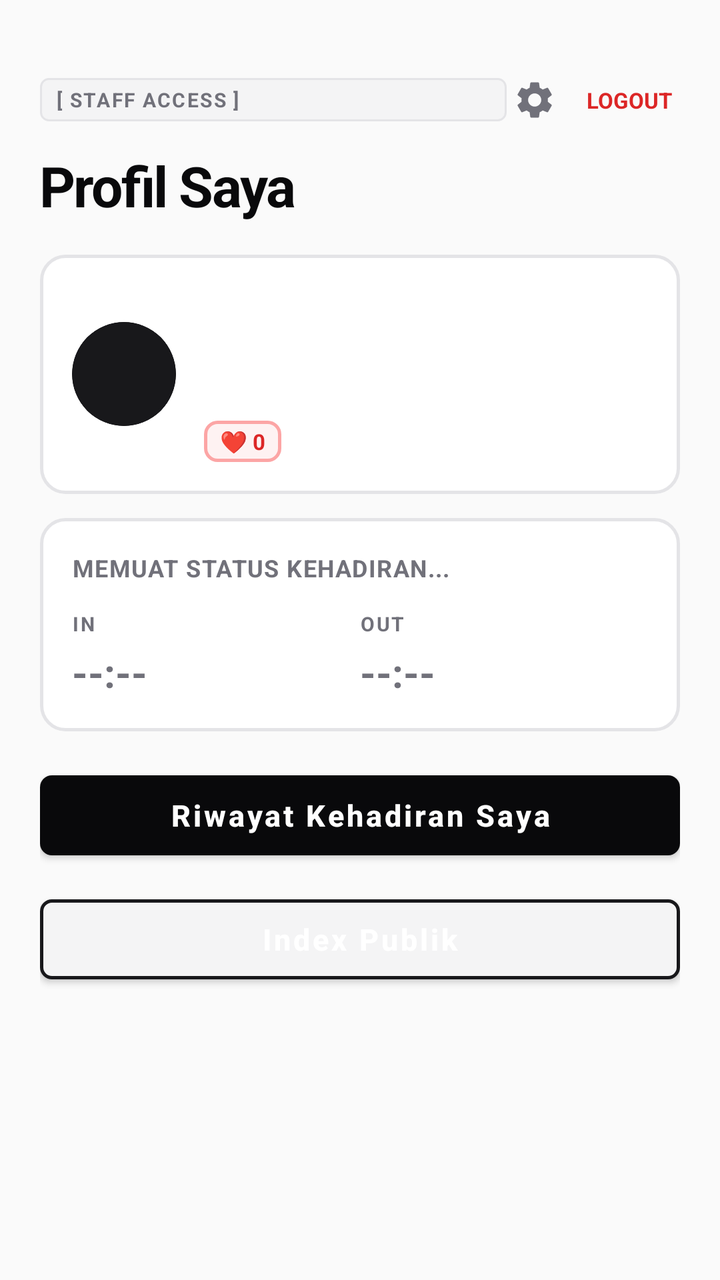
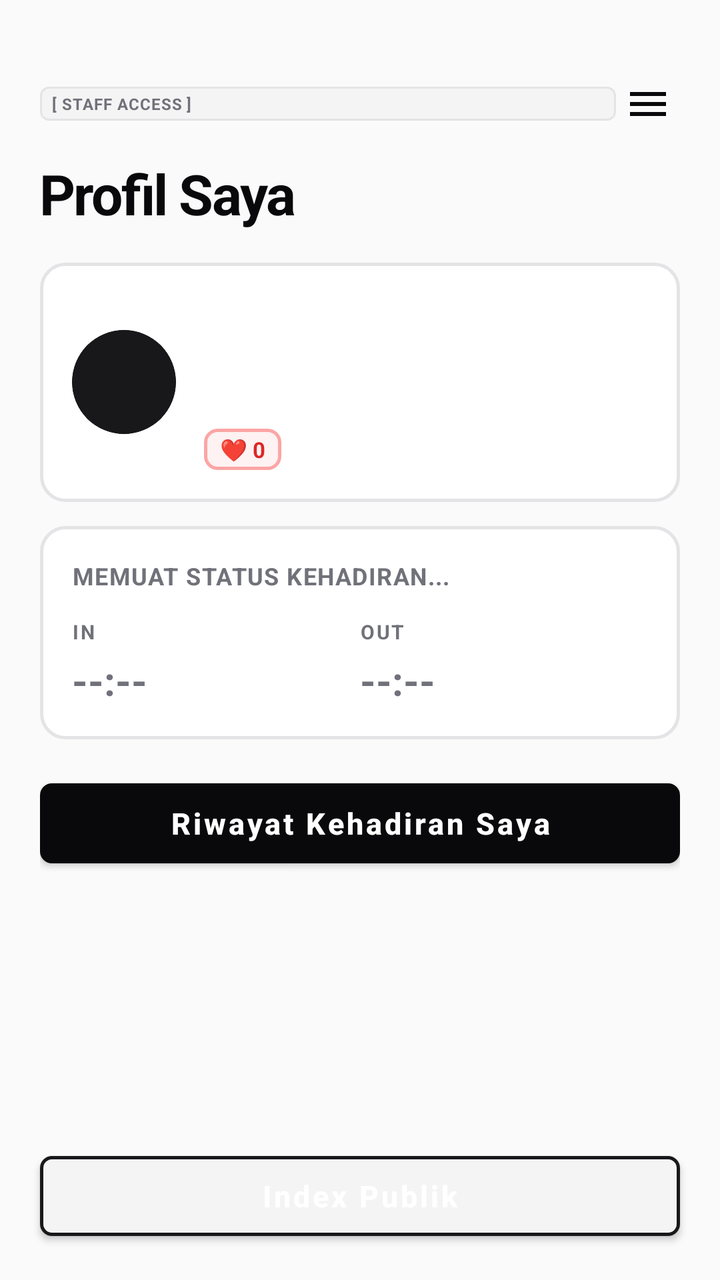

Screens rendered from an Android XML layout before and after an edit, with the pre-edit source and the edit as a unified diff.
<!-- AndroidManifest.xml: application theme Theme.Absensi -->
<!-- res/layout/activity_employee.xml -->
<?xml version="1.0" encoding="utf-8"?>
<androidx.constraintlayout.widget.ConstraintLayout xmlns:android="http://schemas.android.com/apk/res/android"
    xmlns:app="http://schemas.android.com/apk/res-auto"
    android:layout_width="match_parent"
    android:layout_height="match_parent"
    android:background="@color/bg_primary">

    <ScrollView
        android:layout_width="0dp"
        android:layout_height="0dp"
        app:layout_constraintBottom_toBottomOf="parent"
        app:layout_constraintEnd_toEndOf="parent"
        app:layout_constraintStart_toStartOf="parent"
        app:layout_constraintTop_toTopOf="parent">

        <LinearLayout
            android:layout_width="match_parent"
            android:layout_height="wrap_content"
            android:orientation="vertical"
            android:paddingStart="20dp"
            android:paddingTop="36dp"
            android:paddingEnd="20dp">

            <LinearLayout
                android:layout_width="match_parent"
                android:layout_height="wrap_content"
                android:gravity="center_vertical"
                android:orientation="horizontal">

                <TextView
                    android:layout_width="0dp"
                    android:layout_height="wrap_content"
                    android:layout_weight="1"
                    android:background="@drawable/bg_tag_pill"
                    android:letterSpacing="0.08"
                    android:paddingStart="8dp"
                    android:paddingTop="4dp"
                    android:paddingEnd="8dp"
                    android:paddingBottom="4dp"
                    android:text="[ STAFF ACCESS ]"
                    android:textColor="@color/text_secondary"
                    android:textSize="10sp"
                    android:textStyle="bold" />

                <ImageView
                    android:id="@+id/ivSettings"
                    android:layout_width="28dp"
                    android:layout_height="28dp"
                    android:layout_marginEnd="8dp"
                    android:clickable="true"
                    android:contentDescription="Pengaturan Profil"
                    android:foreground="?attr/selectableItemBackgroundBorderless"
                    android:padding="3dp"
                    android:src="@drawable/ic_settings"
                    android:tint="@color/text_secondary" />

                <TextView
                    android:id="@+id/tvLogout"
                    android:layout_width="wrap_content"
                    android:layout_height="wrap_content"
                    android:padding="4dp"
                    android:text="LOGOUT"
                    android:textColor="@color/badge_danger_text"
                    android:textSize="11sp"
                    android:textStyle="bold" />
            </LinearLayout>

            <TextView
                android:layout_width="wrap_content"
                android:layout_height="wrap_content"
                android:layout_marginTop="10dp"
                android:letterSpacing="-0.03"
                android:text="Profil Saya"
                android:textColor="@color/text_primary"
                android:textSize="28sp"
                android:textStyle="bold" />

            <LinearLayout
                android:layout_width="match_parent"
                android:layout_height="wrap_content"
                android:layout_marginTop="16dp"
                android:background="@drawable/bg_hero_card"
                android:gravity="center_vertical"
                android:orientation="horizontal"
                android:padding="16dp">

                <FrameLayout
                    android:id="@+id/flAvatar"
                    android:layout_width="52dp"
                    android:layout_height="52dp">

                    <ImageView
                        android:id="@+id/ivAvatar"
                        android:layout_width="match_parent"
                        android:layout_height="match_parent"
                        android:background="@drawable/bg_avatar_circle"
                        android:clipToOutline="true"
                        android:contentDescription="Foto Profil"
                        android:scaleType="centerCrop" />

                    <TextView
                        android:id="@+id/tvAvatarInitial"
                        android:layout_width="match_parent"
                        android:layout_height="match_parent"
                        android:background="@drawable/bg_avatar_circle"
                        android:clipToOutline="true"
                        android:gravity="center"
                        android:textColor="@color/surface"
                        android:textSize="18sp"
                        android:textStyle="bold" />
                </FrameLayout>

                <LinearLayout
                    android:layout_width="0dp"
                    android:layout_height="wrap_content"
                    android:layout_marginStart="14dp"
                    android:layout_weight="1"
                    android:orientation="vertical">

                    <TextView
                        android:id="@+id/tvName"
                        android:layout_width="match_parent"
                        android:layout_height="wrap_content"
                        android:textColor="@color/text_primary"
                        android:textSize="18sp"
                        android:textStyle="bold" />

                    <TextView
                        android:id="@+id/tvEmpCode"
                        android:layout_width="match_parent"
                        android:layout_height="wrap_content"
                        android:layout_marginTop="2dp"
                        android:textColor="@color/text_secondary"
                        android:textSize="12sp" />

                    <TextView
                        android:id="@+id/tvDept"
                        android:layout_width="match_parent"
                        android:layout_height="wrap_content"
                        android:layout_marginTop="2dp"
                        android:textColor="@color/text_secondary"
                        android:textSize="12sp"
                        android:textStyle="bold" />

                    <TextView
                        android:id="@+id/tvLoveCount"
                        android:layout_width="wrap_content"
                        android:layout_height="wrap_content"
                        android:layout_marginTop="6dp"
                        android:background="@drawable/bg_badge"
                        android:paddingStart="8dp"
                        android:paddingTop="3dp"
                        android:paddingEnd="8dp"
                        android:paddingBottom="3dp"
                        android:text="❤️ 0"
                        android:textColor="@color/badge_danger_text"
                        android:textSize="11sp"
                        android:textStyle="bold" />
                </LinearLayout>
            </LinearLayout>

            <LinearLayout
                android:id="@+id/cardAttendance"
                android:layout_width="match_parent"
                android:layout_height="wrap_content"
                android:layout_marginTop="12dp"
                android:background="@drawable/bg_hero_card"
                android:orientation="vertical"
                android:padding="16dp">

                <LinearLayout
                    android:layout_width="match_parent"
                    android:layout_height="wrap_content"
                    android:gravity="center_vertical"
                    android:orientation="horizontal">

                    <TextView
                        android:id="@+id/tvStatus"
                        android:layout_width="0dp"
                        android:layout_height="wrap_content"
                        android:layout_weight="1"
                        android:text="MEMUAT STATUS KEHADIRAN..."
                        android:textColor="@color/text_secondary"
                        android:textSize="12sp"
                        android:letterSpacing="0.04"
                        android:textStyle="bold" />

                    <ProgressBar
                        android:id="@+id/pbAttendance"
                        android:layout_width="18dp"
                        android:layout_height="18dp"
                        android:indeterminate="true"
                        android:indeterminateTint="@color/text_primary" />
                </LinearLayout>

                <LinearLayout
                    android:layout_width="match_parent"
                    android:layout_height="wrap_content"
                    android:layout_marginTop="12dp"
                    android:orientation="horizontal">

                    <LinearLayout
                        android:layout_width="0dp"
                        android:layout_height="wrap_content"
                        android:layout_weight="1"
                        android:orientation="vertical">

                        <TextView
                            android:layout_width="wrap_content"
                            android:layout_height="wrap_content"
                            android:text="IN"
                            android:textColor="@color/text_secondary"
                            android:textSize="10sp"
                            android:letterSpacing="0.08"
                            android:textStyle="bold" />

                        <TextView
                            android:id="@+id/tvIn"
                            android:layout_width="wrap_content"
                            android:layout_height="wrap_content"
                            android:layout_marginTop="4dp"
                            android:text="--:--"
                            android:textColor="@color/text_secondary"
                            android:textSize="20sp"
                            android:textStyle="bold" />
                    </LinearLayout>

                    <LinearLayout
                        android:layout_width="0dp"
                        android:layout_height="wrap_content"
                        android:layout_weight="1"
                        android:orientation="vertical">

                        <TextView
                            android:layout_width="wrap_content"
                            android:layout_height="wrap_content"
                            android:text="OUT"
                            android:textColor="@color/text_secondary"
                            android:textSize="10sp"
                            android:letterSpacing="0.08"
                            android:textStyle="bold" />

                        <TextView
                            android:id="@+id/tvOut"
                            android:layout_width="wrap_content"
                            android:layout_height="wrap_content"
                            android:layout_marginTop="4dp"
                            android:text="--:--"
                            android:textColor="@color/text_secondary"
                            android:textSize="20sp"
                            android:textStyle="bold" />
                    </LinearLayout>
                </LinearLayout>
            </LinearLayout>

            <com.google.android.material.button.MaterialButton
                android:id="@+id/btnHistory"
                android:layout_width="match_parent"
                android:layout_height="52dp"
                android:layout_marginTop="16dp"
                android:text="Riwayat Kehadiran Saya"
                android:textAllCaps="false"
                android:textSize="15sp"
                android:textStyle="bold"
                app:backgroundTint="@color/accent"
                app:cornerRadius="6dp" />

            <com.google.android.material.button.MaterialButton
                android:id="@+id/btnPublic"
                android:layout_width="match_parent"
                android:layout_height="52dp"
                android:layout_marginTop="10dp"
                android:text="Index Publik"
                android:textAllCaps="false"
                android:textSize="15sp"
                android:textStyle="bold"
                app:backgroundTint="@color/accent_light"
                app:cornerRadius="6dp"
                app:strokeColor="@color/border_dark"
                app:strokeWidth="1.5dp" />
        </LinearLayout>
    </ScrollView>
</androidx.constraintlayout.widget.ConstraintLayout>
<!-- resources referenced by this layout -->
<resources>
  <color name="accent">#09090B</color>
  <color name="accent_light">#F4F4F5</color>
  <color name="badge_danger_text">#DC2626</color>
  <color name="bg_primary">#FAFAFA</color>
  <color name="border_dark">#18181B</color>
  <color name="surface">#FFFFFF</color>
  <color name="text_primary">#09090B</color>
  <color name="text_secondary">#71717A</color>
  <!-- drawable bg_avatar_circle (drawable) -->
  <?xml version="1.0" encoding="utf-8"?>
  <shape xmlns:android="http://schemas.android.com/apk/res/android"
      android:shape="oval">
      <solid android:color="@color/avatar_1" />
      <stroke
          android:width="1.5dp"
          android:color="@color/border_dark" />
  </shape>
  <!-- drawable bg_badge (drawable) -->
  <?xml version="1.0" encoding="utf-8"?>
  <shape xmlns:android="http://schemas.android.com/apk/res/android"
      android:shape="rectangle">
      <solid android:color="@color/badge_danger_bg" />
      <corners android:radius="6dp" />
      <stroke android:width="1.5dp" android:color="@color/badge_danger_border" />
  </shape>
  <!-- drawable bg_hero_card (drawable) -->
  <?xml version="1.0" encoding="utf-8"?>
  <shape xmlns:android="http://schemas.android.com/apk/res/android"
      android:shape="rectangle">
      <solid android:color="@color/surface" />
      <corners android:radius="12dp" />
      <stroke android:width="1.5dp" android:color="@color/border_crisp" />
  </shape>
  <!-- drawable bg_tag_pill (drawable) -->
  <?xml version="1.0" encoding="utf-8"?>
  <shape xmlns:android="http://schemas.android.com/apk/res/android"
      android:shape="rectangle">
      <solid android:color="@color/accent_light" />
      <corners android:radius="4dp" />
      <stroke android:width="1dp" android:color="@color/border_crisp" />
  </shape>
  <!-- drawable ic_settings (drawable) -->
  <?xml version="1.0" encoding="utf-8"?>
  <vector xmlns:android="http://schemas.android.com/apk/res/android"
      android:width="24dp"
      android:height="24dp"
      android:viewportWidth="24"
      android:viewportHeight="24">
      <path
          android:fillColor="#FF000000"
          android:pathData="M19.14,12.94c0.04,-0.3 0.06,-0.61 0.06,-0.94c0,-0.32 -0.02,-0.64 -0.07,-0.94l2.03,-1.58c0.18,-0.14 0.23,-0.41 0.12,-0.61l-1.92,-3.32c-0.12,-0.22 -0.37,-0.29 -0.59,-0.22l-2.39,0.96c-0.5,-0.38 -1.03,-0.7 -1.62,-0.94L14.4,2.81c-0.04,-0.24 -0.24,-0.41 -0.48,-0.41h-3.84c-0.24,0 -0.43,0.17 -0.47,0.41L9.25,5.35C8.66,5.59 8.12,5.92 7.63,6.29L5.24,5.33c-0.22,-0.08 -0.47,0 -0.59,0.22L2.74,8.87C2.62,9.08 2.66,9.34 2.86,9.48l2.03,1.58C4.84,11.36 4.8,11.69 4.8,12s0.02,0.64 0.07,0.94l-2.03,1.58c-0.18,0.14 -0.23,0.41 -0.12,0.61l1.92,3.32c0.12,0.22 0.37,0.29 0.59,0.22l2.39,-0.96c0.5,0.38 1.03,0.7 1.62,0.94l0.36,2.54c0.05,0.24 0.24,0.41 0.48,0.41h3.84c0.24,0 0.44,-0.17 0.47,-0.41l0.36,-2.54c0.59,-0.24 1.13,-0.56 1.62,-0.94l2.39,0.96c0.22,0.08 0.47,0 0.59,-0.22l1.92,-3.32c0.12,-0.22 0.07,-0.47 -0.12,-0.61L19.14,12.94zM12,15.6c-1.98,0 -3.6,-1.62 -3.6,-3.6s1.62,-3.6 3.6,-3.6s3.6,1.62 3.6,3.6S13.98,15.6 12,15.6z" />
  </vector>
  <style name="Theme.Absensi" parent="Theme.MaterialComponents.Light.NoActionBar">
          <item name="android:windowBackground">@color/bg_primary</item>
          <item name="colorPrimary">@color/accent</item>
          <item name="colorPrimaryDark">@color/primary_dark</item>
          <item name="android:statusBarColor">@color/surface</item>
          <item name="android:windowLightStatusBar">true</item>
          <item name="colorAccent">@color/accent</item>
      </style>
  <color name="avatar_1">#18181B</color>
  <color name="badge_danger_bg">#FEF2F2</color>
  <color name="badge_danger_border">#FCA5A5</color>
  <color name="border_crisp">#E4E4E7</color>
  <color name="primary_dark">#09090B</color>
</resources>

<!-- the commit's change to res/layout/activity_employee.xml (unified diff, before → after) -->
@@ -8,7 +8,8 @@
     <ScrollView
         android:layout_width="0dp"
         android:layout_height="0dp"
-        app:layout_constraintBottom_toBottomOf="parent"
+        android:scrollbars="none"
+        app:layout_constraintBottom_toTopOf="@id/btnPublic"
         app:layout_constraintEnd_toEndOf="parent"
         app:layout_constraintStart_toStartOf="parent"
         app:layout_constraintTop_toTopOf="parent">
@@ -19,7 +20,8 @@
             android:orientation="vertical"
             android:paddingStart="20dp"
             android:paddingTop="36dp"
-            android:paddingEnd="20dp">
+            android:paddingEnd="20dp"
+            android:paddingBottom="12dp">
 
             <LinearLayout
                 android:layout_width="match_parent"
@@ -32,37 +34,26 @@
                     android:layout_height="wrap_content"
                     android:layout_weight="1"
                     android:background="@drawable/bg_tag_pill"
-                    android:letterSpacing="0.08"
-                    android:paddingStart="8dp"
-                    android:paddingTop="4dp"
-                    android:paddingEnd="8dp"
-                    android:paddingBottom="4dp"
+                    android:letterSpacing="0.04"
+                    android:paddingStart="6dp"
+                    android:paddingTop="3dp"
+                    android:paddingEnd="6dp"
+                    android:paddingBottom="3dp"
                     android:text="[ STAFF ACCESS ]"
                     android:textColor="@color/text_secondary"
-                    android:textSize="10sp"
+                    android:textSize="8sp"
                     android:textStyle="bold" />
 
                 <ImageView
-                    android:id="@+id/ivSettings"
-                    android:layout_width="28dp"
-                    android:layout_height="28dp"
-                    android:layout_marginEnd="8dp"
+                    android:id="@+id/btnMenu"
+                    android:layout_width="32dp"
+                    android:layout_height="32dp"
                     android:clickable="true"
-                    android:contentDescription="Pengaturan Profil"
+                    android:contentDescription="Menu"
                     android:foreground="?attr/selectableItemBackgroundBorderless"
-                    android:padding="3dp"
-                    android:src="@drawable/ic_settings"
-                    android:tint="@color/text_secondary" />
-
-                <TextView
-                    android:id="@+id/tvLogout"
-                    android:layout_width="wrap_content"
-                    android:layout_height="wrap_content"
                     android:padding="4dp"
-                    android:text="LOGOUT"
-                    android:textColor="@color/badge_danger_text"
-                    android:textSize="11sp"
-                    android:textStyle="bold" />
+                    android:src="@drawable/ic_menu_hamburger"
+                    android:tint="@color/text_primary" />
             </LinearLayout>
 
             <TextView
@@ -264,20 +255,25 @@
                 android:textStyle="bold"
                 app:backgroundTint="@color/accent"
                 app:cornerRadius="6dp" />
-
-            <com.google.android.material.button.MaterialButton
-                android:id="@+id/btnPublic"
-                android:layout_width="match_parent"
-                android:layout_height="52dp"
-                android:layout_marginTop="10dp"
-                android:text="Index Publik"
-                android:textAllCaps="false"
-                android:textSize="15sp"
-                android:textStyle="bold"
-                app:backgroundTint="@color/accent_light"
-                app:cornerRadius="6dp"
-                app:strokeColor="@color/border_dark"
-                app:strokeWidth="1.5dp" />
         </LinearLayout>
     </ScrollView>
+
+    <com.google.android.material.button.MaterialButton
+        android:id="@+id/btnPublic"
+        android:layout_width="0dp"
+        android:layout_height="52dp"
+        android:layout_marginStart="20dp"
+        android:layout_marginEnd="20dp"
+        android:layout_marginBottom="16dp"
+        android:text="Index Publik"
+        android:textAllCaps="false"
+        android:textSize="15sp"
+        android:textStyle="bold"
+        app:backgroundTint="@color/accent_light"
+        app:cornerRadius="6dp"
+        app:layout_constraintBottom_toBottomOf="parent"
+        app:layout_constraintEnd_toEndOf="parent"
+        app:layout_constraintStart_toStartOf="parent"
+        app:strokeColor="@color/border_dark"
+        app:strokeWidth="1.5dp" />
 </androidx.constraintlayout.widget.ConstraintLayout>
<!-- resource entries referenced after the edit -->
@@ -41,7 +41,7 @@
       <corners android:radius="4dp" />
       <stroke android:width="1dp" android:color="@color/border_crisp" />
   </shape>
-  <!-- drawable ic_settings (drawable) -->
+  <!-- drawable ic_menu_hamburger (drawable) -->
   <?xml version="1.0" encoding="utf-8"?>
   <vector xmlns:android="http://schemas.android.com/apk/res/android"
       android:width="24dp"
@@ -50,7 +50,7 @@
       android:viewportHeight="24">
       <path
           android:fillColor="#FF000000"
-          android:pathData="M19.14,12.94c0.04,-0.3 0.06,-0.61 0.06,-0.94c0,-0.32 -0.02,-0.64 -0.07,-0.94l2.03,-1.58c0.18,-0.14 0.23,-0.41 0.12,-0.61l-1.92,-3.32c-0.12,-0.22 -0.37,-0.29 -0.59,-0.22l-2.39,0.96c-0.5,-0.38 -1.03,-0.7 -1.62,-0.94L14.4,2.81c-0.04,-0.24 -0.24,-0.41 -0.48,-0.41h-3.84c-0.24,0 -0.43,0.17 -0.47,0.41L9.25,5.35C8.66,5.59 8.12,5.92 7.63,6.29L5.24,5.33c-0.22,-0.08 -0.47,0 -0.59,0.22L2.74,8.87C2.62,9.08 2.66,9.34 2.86,9.48l2.03,1.58C4.84,11.36 4.8,11.69 4.8,12s0.02,0.64 0.07,0.94l-2.03,1.58c-0.18,0.14 -0.23,0.41 -0.12,0.61l1.92,3.32c0.12,0.22 0.37,0.29 0.59,0.22l2.39,-0.96c0.5,0.38 1.03,0.7 1.62,0.94l0.36,2.54c0.05,0.24 0.24,0.41 0.48,0.41h3.84c0.24,0 0.44,-0.17 0.47,-0.41l0.36,-2.54c0.59,-0.24 1.13,-0.56 1.62,-0.94l2.39,0.96c0.22,0.08 0.47,0 0.59,-0.22l1.92,-3.32c0.12,-0.22 0.07,-0.47 -0.12,-0.61L19.14,12.94zM12,15.6c-1.98,0 -3.6,-1.62 -3.6,-3.6s1.62,-3.6 3.6,-3.6s3.6,1.62 3.6,3.6S13.98,15.6 12,15.6z" />
+          android:pathData="M3,6h18v2H3V6zM3,11h18v2H3v-2zM3,16h18v2H3v-2z" />
   </vector>
   <style name="Theme.Absensi" parent="Theme.MaterialComponents.Light.NoActionBar">
           <item name="android:windowBackground">@color/bg_primary</item>
